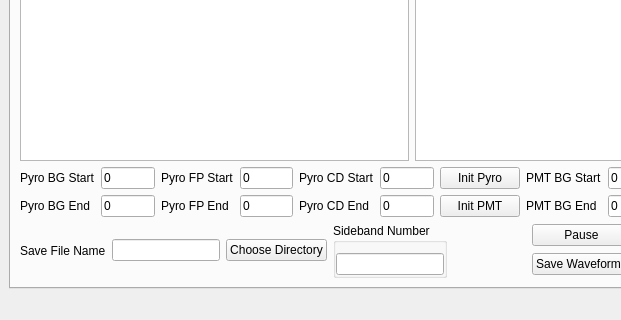
Above: MainWindow.ui from SherwinGroup/SPEXSidebands-fuzzy before the change; both pictures show x 0 to 621 and y 183 to 503 of the 823 by 503 pixel window. Below: the same form after it.
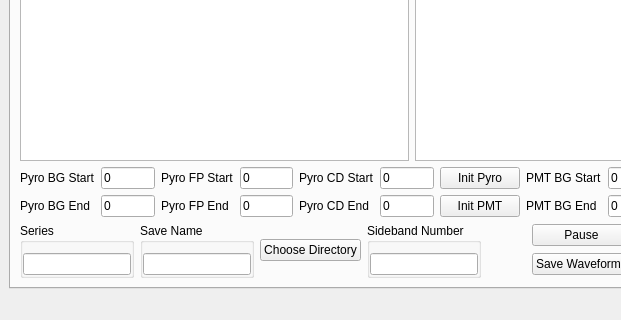
That is the form after the change. Custom widgets are drawn as their Qt base class.

```diff
--- a/MainWindow.ui
+++ b/MainWindow.ui
@@ -198,14 +198,65 @@
           <item>
            <layout class="QHBoxLayout" name="horizontalLayout">
             <item>
-             <widget class="QLabel" name="label">
-              <property name="text">
-               <string>Save File Name</string>
+             <widget class="QGroupBox" name="groupBox_3">
+              <property name="title">
+               <string>Series</string>
               </property>
+              <property name="flat">
+               <bool>true</bool>
+              </property>
+              <layout class="QHBoxLayout" name="horizontalLayout_7">
+               <property name="leftMargin">
+                <number>0</number>
+               </property>
+               <property name="topMargin">
+                <number>10</number>
+               </property>
+               <property name="rightMargin">
+                <number>0</number>
+               </property>
+               <property name="bottomMargin">
+                <number>0</number>
+               </property>
+               <item>
+                <widget class="QLineEdit" name="tSeries">
+                 <property name="toolTip">
+                  <string>{NIRP, NIRL, FELP, FELL, TEMP, PMHV}</string>
+                 </property>
+                 <property name="placeholderText">
+                  <string/>
+                 </property>
+                </widget>
+               </item>
+              </layout>
              </widget>
             </item>
             <item>
-             <widget class="QLineEdit" name="tSaveName"/>
+             <widget class="QGroupBox" name="groupBox_2">
+              <property name="title">
+               <string>Save Name</string>
+              </property>
+              <property name="flat">
+               <bool>true</bool>
+              </property>
+              <layout class="QHBoxLayout" name="horizontalLayout_6">
+               <property name="leftMargin">
+                <number>0</number>
+               </property>
+               <property name="topMargin">
+                <number>10</number>
+               </property>
+               <property name="rightMargin">
+                <number>0</number>
+               </property>
+               <property name="bottomMargin">
+                <number>0</number>
+               </property>
+               <item>
+                <widget class="QLineEdit" name="tSaveName"/>
+               </item>
+              </layout>
+             </widget>
             </item>
             <item>
              <widget class="QPushButton" name="bChooseDirectory">
```
Left out of the diff: 29 changed lines with no effect on the pictures.
